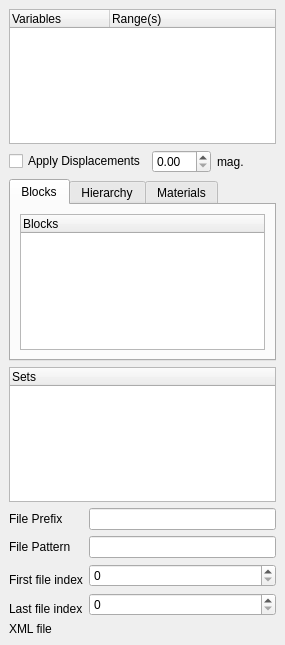
Old version of the form Qt/Components/Resources/UI/pqExodusPanel.ui in the repository wildmichael/ParaView3-enhancements-old.
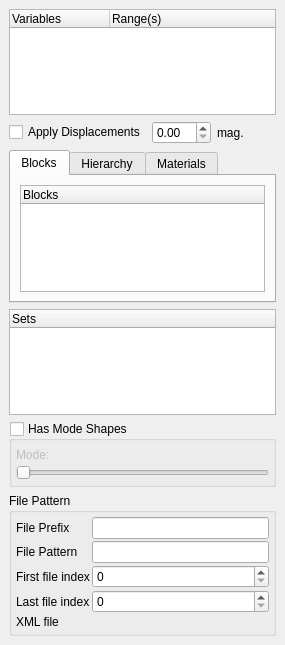
New version of the form. Custom widgets are drawn as their Qt base class.

Commit message: ENH: Added controls for using Exodus files that contain mode shapes.  Note that some changes require a fix I just made for pqCollapsedGroup.  Before loading the ui file in designer, make sure you update the ParaView widget plugin.  Also note that I am about to change the name of the plugin.

```diff
--- a/Qt/Components/Resources/UI/pqExodusPanel.ui
+++ b/Qt/Components/Resources/UI/pqExodusPanel.ui
@@ -20,14 +20,37 @@
   <property name="windowTitle" >
    <string>Form</string>
   </property>
-  <layout class="QGridLayout" >
+  <layout class="QVBoxLayout" >
    <property name="margin" >
     <number>9</number>
    </property>
    <property name="spacing" >
     <number>6</number>
    </property>
-   <item row="2" column="0" colspan="2" >
+   <item>
+    <widget class="pqSelectionTreeWidget" name="Variables" >
+     <property name="minimumSize" >
+      <size>
+       <width>0</width>
+       <height>100</height>
+      </size>
+     </property>
+     <property name="rootIsDecorated" >
+      <bool>false</bool>
+     </property>
+     <column>
+      <property name="text" >
+       <string>Variables</string>
+      </property>
+     </column>
+     <column>
+      <property name="text" >
+       <string>Range(s)</string>
+      </property>
+     </column>
+    </widget>
+   </item>
+   <item>
     <layout class="QHBoxLayout" >
      <property name="margin" >
       <number>0</number>
@@ -57,180 +80,7 @@
      </item>
     </layout>
    </item>
-   <item row="1" column="0" colspan="2" >
-    <widget class="pqSelectionTreeWidget" name="Variables" >
-     <property name="minimumSize" >
-      <size>
-       <width>0</width>
-       <height>100</height>
-      </size>
-     </property>
-     <property name="rootIsDecorated" >
-      <bool>false</bool>
-     </property>
-     <column>
-      <property name="text" >
-       <string>Variables</string>
-      </property>
-     </column>
-     <column>
-      <property name="text" >
-       <string>Range(s)</string>
-      </property>
-     </column>
-    </widget>
-   </item>
-   <item row="6" column="0" >
-    <widget class="QLabel" name="label_6" >
-     <property name="sizePolicy" >
-      <sizepolicy>
-       <hsizetype>5</hsizetype>
-       <vsizetype>5</vsizetype>
-       <horstretch>0</horstretch>
-       <verstretch>0</verstretch>
-      </sizepolicy>
-     </property>
-     <property name="text" >
-      <string>File Pattern</string>
-     </property>
-     <property name="wordWrap" >
-      <bool>true</bool>
-     </property>
-    </widget>
-   </item>
-   <item row="6" column="1" >
-    <widget class="QLineEdit" name="FilePattern" >
-     <property name="sizePolicy" >
-      <sizepolicy>
-       <hsizetype>7</hsizetype>
-       <vsizetype>0</vsizetype>
-       <horstretch>0</horstretch>
-       <verstretch>0</verstretch>
-      </sizepolicy>
-     </property>
-    </widget>
-   </item>
-   <item row="9" column="0" >
-    <widget class="QLabel" name="label" >
-     <property name="sizePolicy" >
-      <sizepolicy>
-       <hsizetype>5</hsizetype>
-       <vsizetype>5</vsizetype>
-       <horstretch>0</horstretch>
-       <verstretch>0</verstretch>
-      </sizepolicy>
-     </property>
-     <property name="text" >
-      <string>Last file index</string>
-     </property>
-     <property name="wordWrap" >
-      <bool>true</bool>
-     </property>
-    </widget>
-   </item>
-   <item rowspan="2" row="7" column="0" >
-    <widget class="QLabel" name="label_3" >
-     <property name="sizePolicy" >
-      <sizepolicy>
-       <hsizetype>5</hsizetype>
-       <vsizetype>5</vsizetype>
-       <horstretch>0</horstretch>
-       <verstretch>0</verstretch>
-      </sizepolicy>
-     </property>
-     <property name="text" >
-      <string>First file index</string>
-     </property>
-     <property name="wordWrap" >
-      <bool>true</bool>
-     </property>
-    </widget>
-   </item>
-   <item row="7" column="1" >
-    <widget class="QSpinBox" name="FileRange_0" >
-     <property name="sizePolicy" >
-      <sizepolicy>
-       <hsizetype>7</hsizetype>
-       <vsizetype>0</vsizetype>
-       <horstretch>0</horstretch>
-       <verstretch>0</verstretch>
-      </sizepolicy>
-     </property>
-    </widget>
-   </item>
-   <item row="10" column="0" >
-    <widget class="QLabel" name="label_4" >
-     <property name="sizePolicy" >
-      <sizepolicy>
-       <hsizetype>5</hsizetype>
-       <vsizetype>5</vsizetype>
-       <horstretch>0</horstretch>
-       <verstretch>0</verstretch>
-      </sizepolicy>
-     </property>
-     <property name="text" >
-      <string>XML file</string>
-     </property>
-     <property name="wordWrap" >
-      <bool>true</bool>
-     </property>
-    </widget>
-   </item>
-   <item rowspan="2" row="8" column="1" >
-    <widget class="QSpinBox" name="FileRange_1" >
-     <property name="sizePolicy" >
-      <sizepolicy>
-       <hsizetype>7</hsizetype>
-       <vsizetype>0</vsizetype>
-       <horstretch>0</horstretch>
-       <verstretch>0</verstretch>
-      </sizepolicy>
-     </property>
-    </widget>
-   </item>
-   <item row="5" column="1" >
-    <widget class="QLineEdit" name="FilePrefix" >
-     <property name="sizePolicy" >
-      <sizepolicy>
-       <hsizetype>7</hsizetype>
-       <vsizetype>0</vsizetype>
-       <horstretch>0</horstretch>
-       <verstretch>0</verstretch>
-      </sizepolicy>
-     </property>
-    </widget>
-   </item>
-   <item row="10" column="1" >
-    <widget class="pqFileChooserWidget" native="1" name="XMLFileName" >
-     <property name="sizePolicy" >
-      <sizepolicy>
-       <hsizetype>7</hsizetype>
-       <vsizetype>0</vsizetype>
-       <horstretch>0</horstretch>
-       <verstretch>0</verstretch>
-      </sizepolicy>
-     </property>
-    </widget>
-   </item>
-   <item row="5" column="0" >
-    <widget class="QLabel" name="label_7" >
-     <property name="sizePolicy" >
-      <sizepolicy>
-       <hsizetype>5</hsizetype>
-       <vsizetype>5</vsizetype>
-       <horstretch>0</horstretch>
-       <verstretch>0</verstretch>
-      </sizepolicy>
-     </property>
-     <property name="text" >
-      <string>File Prefix</string>
-     </property>
-     <property name="wordWrap" >
-      <bool>true</bool>
-     </property>
-    </widget>
-   </item>
-   <item row="3" column="0" colspan="2" >
+   <item>
     <widget class="QTabWidget" name="DisplayType" >
      <property name="currentIndex" >
       <number>0</number>
@@ -312,7 +162,7 @@
      </widget>
     </widget>
    </item>
-   <item row="4" column="0" colspan="2" >
+   <item>
     <widget class="pqSelectionTreeWidget" name="Sets" >
      <property name="minimumSize" >
       <size>
@@ -330,9 +180,244 @@
      </column>
     </widget>
    </item>
+   <item>
+    <widget class="QGroupBox" name="HasModeShapes" >
+     <property name="title" >
+      <string>Has Mode Shapes</string>
+     </property>
+     <property name="checkable" >
+      <bool>true</bool>
+     </property>
+     <property name="checked" >
+      <bool>false</bool>
+     </property>
+     <layout class="QVBoxLayout" >
+      <property name="margin" >
+       <number>4</number>
+      </property>
+      <property name="spacing" >
+       <number>2</number>
+      </property>
+      <item>
+       <layout class="QGridLayout" >
+        <property name="margin" >
+         <number>0</number>
+        </property>
+        <property name="spacing" >
+         <number>0</number>
+        </property>
+        <item row="0" column="2" >
+         <widget class="QLabel" name="ModeLabel" />
+        </item>
+        <item row="0" column="1" >
+         <spacer>
+          <property name="orientation" >
+           <enum>Qt::Horizontal</enum>
+          </property>
+          <property name="sizeHint" >
+           <size>
+            <width>40</width>
+            <height>20</height>
+           </size>
+          </property>
+         </spacer>
+        </item>
+        <item row="1" column="0" colspan="3" >
+         <widget class="QSlider" name="ModeSelectSlider" >
+          <property name="orientation" >
+           <enum>Qt::Horizontal</enum>
+          </property>
+         </widget>
+        </item>
+        <item row="0" column="0" >
+         <widget class="QLabel" name="label_2" >
+          <property name="text" >
+           <string>Mode:</string>
+          </property>
+         </widget>
+        </item>
+       </layout>
+      </item>
+     </layout>
+    </widget>
+   </item>
+   <item>
+    <widget class="pqCollapsedGroup" name="FilePatternGroup" >
+     <property name="title" >
+      <string>File Pattern</string>
+     </property>
+     <property name="collapsed" >
+      <bool>true</bool>
+     </property>
+     <layout class="QGridLayout" >
+      <property name="margin" >
+       <number>4</number>
+      </property>
+      <property name="spacing" >
+       <number>2</number>
+      </property>
+      <item row="0" column="0" >
+       <widget class="QLabel" name="label_7" >
+        <property name="sizePolicy" >
+         <sizepolicy>
+          <hsizetype>5</hsizetype>
+          <vsizetype>5</vsizetype>
+          <horstretch>0</horstretch>
+          <verstretch>0</verstretch>
+         </sizepolicy>
+        </property>
+        <property name="text" >
+         <string>File Prefix</string>
+        </property>
+        <property name="wordWrap" >
+         <bool>true</bool>
+        </property>
+       </widget>
+      </item>
+      <item row="4" column="1" >
+       <widget class="pqFileChooserWidget" native="1" name="XMLFileName" >
+        <property name="sizePolicy" >
+         <sizepolicy>
+          <hsizetype>7</hsizetype>
+          <vsizetype>0</vsizetype>
+          <horstretch>0</horstretch>
+          <verstretch>0</verstretch>
+         </sizepolicy>
+        </property>
+       </widget>
+      </item>
+      <item row="0" column="1" >
+       <widget class="QLineEdit" name="FilePrefix" >
+        <property name="sizePolicy" >
+         <sizepolicy>
+          <hsizetype>7</hsizetype>
+          <vsizetype>0</vsizetype>
+          <horstretch>0</horstretch>
+          <verstretch>0</verstretch>
+         </sizepolicy>
+        </property>
+       </widget>
+      </item>
+      <item row="3" column="1" >
+       <widget class="QSpinBox" name="FileRange_1" >
+        <property name="sizePolicy" >
+         <sizepolicy>
+          <hsizetype>7</hsizetype>
+          <vsizetype>0</vsizetype>
+          <horstretch>0</horstretch>
+          <verstretch>0</verstretch>
+         </sizepolicy>
+        </property>
+       </widget>
+      </item>
+      <item row="4" column="0" >
+       <widget class="QLabel" name="label_4" >
+        <property name="sizePolicy" >
+         <sizepolicy>
+          <hsizetype>5</hsizetype>
+          <vsizetype>5</vsizetype>
+          <horstretch>0</horstretch>
+          <verstretch>0</verstretch>
+         </sizepolicy>
+        </property>
+        <property name="text" >
+         <string>XML file</string>
+        </property>
+        <property name="wordWrap" >
+         <bool>true</bool>
+        </property>
+       </widget>
+      </item>
+      <item row="2" column="1" >
+       <widget class="QSpinBox" name="FileRange_0" >
+        <property name="sizePolicy" >
+         <sizepolicy>
+          <hsizetype>7</hsizetype>
+          <vsizetype>0</vsizetype>
+          <horstretch>0</horstretch>
+          <verstretch>0</verstretch>
+         </sizepolicy>
+        </property>
+       </widget>
+      </item>
+      <item row="2" column="0" >
+       <widget class="QLabel" name="label_3" >
+        <property name="sizePolicy" >
+         <sizepolicy>
+          <hsizetype>5</hsizetype>
+          <vsizetype>5</vsizetype>
+          <horstretch>0</horstretch>
+          <verstretch>0</verstretch>
+         </sizepolicy>
+        </property>
+        <property name="text" >
+         <string>First file index</string>
+        </property>
+        <property name="wordWrap" >
+         <bool>true</bool>
+        </property>
+       </widget>
+      </item>
+      <item row="3" column="0" >
+       <widget class="QLabel" name="label" >
+        <property name="sizePolicy" >
+         <sizepolicy>
+          <hsizetype>5</hsizetype>
+          <vsizetype>5</vsizetype>
+          <horstretch>0</horstretch>
+          <verstretch>0</verstretch>
+         </sizepolicy>
+        </property>
+        <property name="text" >
+         <string>Last file index</string>
+        </property>
+        <property name="wordWrap" >
+         <bool>true</bool>
+        </property>
+       </widget>
+      </item>
+      <item row="1" column="1" >
+       <widget class="QLineEdit" name="FilePattern" >
+        <property name="sizePolicy" >
+         <sizepolicy>
+          <hsizetype>7</hsizetype>
+          <vsizetype>0</vsizetype>
+          <horstretch>0</horstretch>
+          <verstretch>0</verstretch>
+         </sizepolicy>
+        </property>
+       </widget>
+      </item>
+      <item row="1" column="0" >
+       <widget class="QLabel" name="label_6" >
+        <property name="sizePolicy" >
+         <sizepolicy>
+          <hsizetype>5</hsizetype>
+          <vsizetype>5</vsizetype>
+          <horstretch>0</horstretch>
+          <verstretch>0</verstretch>
+         </sizepolicy>
+        </property>
+        <property name="text" >
+         <string>File Pattern</string>
+        </property>
+        <property name="wordWrap" >
+         <bool>true</bool>
+        </property>
+       </widget>
+      </item>
+     </layout>
+    </widget>
+   </item>
   </layout>
  </widget>
  <customwidgets>
+  <customwidget>
+   <class>pqCollapsedGroup</class>
+   <extends>QGroupBox</extends>
+   <header>pqCollapsedGroup.h</header>
+   <container>1</container>
+  </customwidget>
   <customwidget>
    <class>pqSelectionTreeWidget</class>
    <extends>QTreeWidget</extends>
```
The commit also changes 2 other files.
